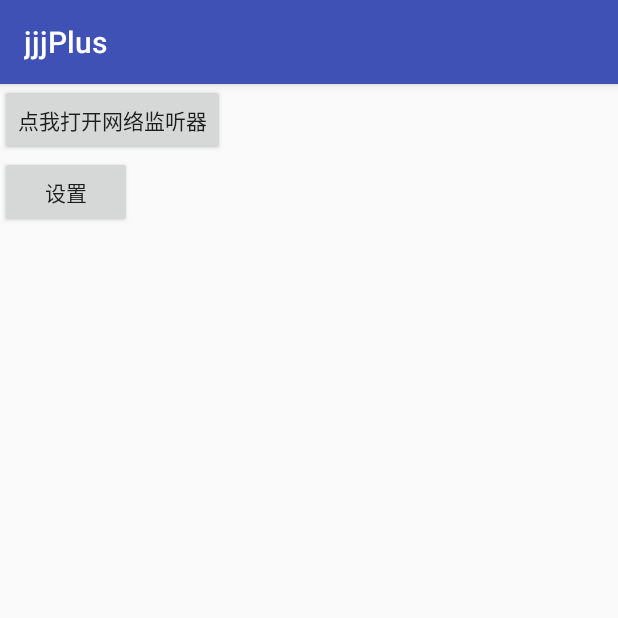
After one commit to jojo-1994/jjjPlus, an Android app: the ListernNotificationActivity screen opened directly, with no data from a screen before it, on a phone screen of 412 x 824 dp, the top half of it. The commit adds this screen. Run offline under Robolectric (Android 15) with nearby library versions, the phone set to English and light mode, and no system bars.

Commit message:
添加监听通知栏功能

```diff
--- /dev/null
+++ b/app/src/main/java/com/sz/jjj/activity/ListernNotificationActivity.kt
@@ -0,0 +1,88 @@
+package com.sz.jjj.activity
+
+import android.content.*
+import android.os.Bundle
+import android.provider.Settings
+import android.support.v7.app.AppCompatActivity
+import android.text.TextUtils
+import android.util.Log
+import android.view.View
+import android.widget.Toast
+import com.sz.jjj.R
+import kotlinx.android.synthetic.main.activity_listern_notification.*
+
+
+/**
+ * Created by jjj on 2017/7/31.
+@description: https://github.com/lendylongli/qianghongbao
+http://www.jianshu.com/p/d83b2caa5249
+ */
+class ListernNotificationActivity : AppCompatActivity() {
+
+    override fun onCreate(savedInstanceState: Bundle?) {
+        super.onCreate(savedInstanceState)
+        setContentView(R.layout.activity_listern_notification)
+
+        monitor.setOnClickListener(View.OnClickListener {
+            if (!isEnabled()) {
+                monitor.setText("点我打开网络监听器")
+                startActivity(Intent("android.settings.ACTION_NOTIFICATION_LISTENER_SETTINGS"));
+                val toast = Toast.makeText(applicationContext, "监控器开关已关闭", Toast.LENGTH_SHORT)
+                toast.show()
+            } else {
+                monitor.setText("监控器开关已打开")
+                val toast = Toast.makeText(applicationContext, "监控器开关已打开", Toast.LENGTH_SHORT)
+                toast.show()
+            }
+        })
+
+        setting.setOnClickListener(View.OnClickListener {
+            startActivity(Intent("android.settings.ACTION_NOTIFICATION_LISTENER_SETTINGS"));
+        })
+
+        val filter = IntentFilter()
+        filter.addAction("com.sz.jjj.service.ACCESSBILITY_CONNECT")
+        registerReceiver(receiver, filter)
+    }
+
+    override fun onResume() {
+        super.onResume()
+        if (!isEnabled()) {
+            monitor.setText("点我打开网络监听器")
+            val toast = Toast.makeText(applicationContext, "监控器开关已关闭", Toast.LENGTH_SHORT)
+            toast.show()
+        } else {
+            monitor.setText("监控器开关已打开")
+            val toast = Toast.makeText(applicationContext, "监控器开关已打开", Toast.LENGTH_SHORT)
+            toast.show()
+        }
+    }
+
+    fun isEnabled(): Boolean {
+        val pkgName = packageName
+        val flat = Settings.Secure.getString(getContentResolver(), "enabled_notification_listeners");
+        if (!TextUtils.isEmpty(flat)) {
+            val names = flat.split(":")
+            for (name in names) {
+                val cn = ComponentName.unflattenFromString(name);
+                if (cn != null) {
+                    if (TextUtils.equals(pkgName, cn.getPackageName())) {
+                        return true;
+                    }
+                }
+            }
+        }
+        return false;
+    }
+
+    private val receiver = object : BroadcastReceiver() {
+        override fun onReceive(context: Context, intent: Intent) {
+            if (isFinishing) {
+                return
+            }
+            val action = intent.action
+            Log.d("MainActivity", "receive-->" + action!!)
+
+        }
+    }
+}
--- a/app/src/main/java/com/sz/jjj/activity/WebViewActivity.kt
+++ b/app/src/main/java/com/sz/jjj/activity/WebViewActivity.kt
@@ -3,6 +3,7 @@ package com.sz.jjj.activity
 import android.content.Context
 import android.os.Bundle
 import android.support.v7.app.AppCompatActivity
+import android.util.Log
 import android.view.View
 import android.view.ViewGroup
 import android.view.animation.AlphaAnimation
@@ -45,6 +46,7 @@ class WebViewActivity : AppCompatActivity() {
                     mProgress.setVisibility(View.VISIBLE)
                 }
 
+                Log.e("newProgress", newProgress.toString())
                 if (newProgress >= 85) {
                     if (isContinue) {
                         return
--- /dev/null
+++ b/app/src/main/res/layout/activity_listern_notification.xml
@@ -0,0 +1,18 @@
+<?xml version="1.0" encoding="utf-8"?>
+<LinearLayout xmlns:android="http://schemas.android.com/apk/res/android"
+    android:layout_width="match_parent"
+    android:layout_height="match_parent"
+    android:orientation="vertical">
+
+    <Button
+        android:id="@+id/monitor"
+        android:layout_width="wrap_content"
+        android:layout_height="wrap_content"
+        android:text="点我打开网络监听器" />
+
+    <Button
+        android:id="@+id/setting"
+        android:layout_width="wrap_content"
+        android:layout_height="wrap_content"
+        android:text="设置" />
+</LinearLayout>
--- a/config.gradle
+++ b/config.gradle
@@ -4,7 +4,7 @@ ext {
     versions = [
             "buildToolsVersion": "25.0.0",
             "compileSdkVersion": 25,
-            "minSdkVersion"    : 14,
+            "minSdkVersion"    : 21,
             "targetSdkVersion" : 25,
             "versionCode"      : 1,
             "versionName"      : "1.0"
```
Also changed, not shown: app/src/main/AndroidManifest.xml (+23 -0 lines), app/src/main/java/com/sz/jjj/MainActivity.kt (+3 -7 lines), app/src/main/java/com/sz/jjj/service/MyAccessibilityService.java (added, +39 -0 lines), app/src/main/java/com/sz/jjj/service/NotificationMonitorService.kt (added, +37 -0 lines), app/src/main/res/xml/click_config.xml (added, +10 -0 lines).
